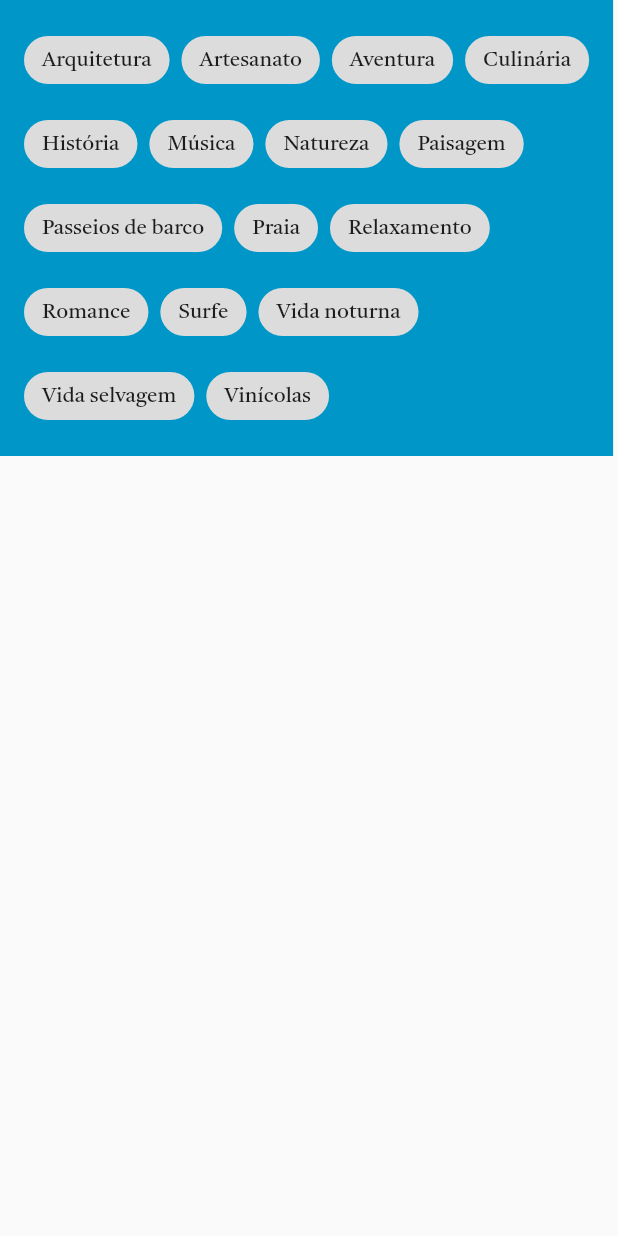
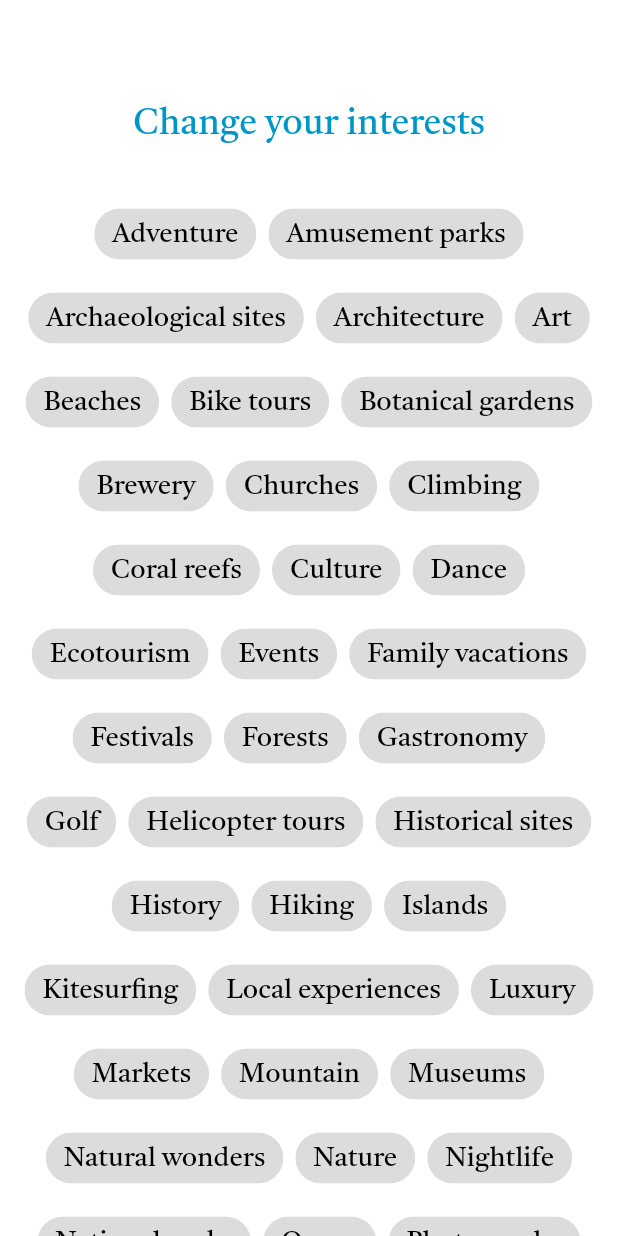
Before and after one commit to rogeralencar/PI3A-Smart-Tour, a Flutter app: the InterestsScreen screen opened directly, on a phone screen of 412 x 824 dp. Run offline on Flutter 3.47's test engine with Material 2 defaults, Android fonts, the phone set to English and light mode, and no system bars; our stand-ins replace flutter_modular, flutter_native_splash, localization; missing offline and left inert: gif.

Commit message:
adicionando a tela d interesses

```diff
--- a/lib/src/feature/home/view/page/interests_screen.dart
+++ b/lib/src/feature/home/view/page/interests_screen.dart
@@ -9,35 +9,97 @@ class InterestsScreen extends StatefulWidget {
 
 class InterestsScreenState extends State<InterestsScreen> {
   List<String> interests = [
-    'Arquitetura',
-    'Artesanato',
-    'Aventura',
-    'Culinária',
-    'História',
-    'Música',
-    'Natureza',
-    'Paisagem',
-    'Passeios de barco',
-    'Praia',
-    'Relaxamento',
+    'Adventure',
+    'Amusement parks',
+    'Archaeological sites',
+    'Architecture',
+    'Art',
+    'Beaches',
+    'Bike tours',
+    'Botanical gardens',
+    'Brewery',
+    'Churches',
+    'Climbing',
+    'Coral reefs',
+    'Culture',
+    'Dance',
+    'Ecotourism',
+    'Events',
+    'Family vacations',
+    'Festivals',
+    'Forests',
+    'Gastronomy',
+    'Golf',
+    'Helicopter tours',
+    'Historical sites',
+    'History',
+    'Hiking',
+    'Islands',
+    'Kitesurfing',
+    'Local experiences',
+    'Luxury',
+    'Markets',
+    'Mountain',
+    'Museums',
+    'Natural wonders',
+    'Nature',
+    'Nightlife',
+    'National parks',
+    'Ocean',
+    'Photography',
+    'Relaxation',
+    'Religious tourism',
+    'Resorts',
+    'River',
     'Romance',
-    'Surfe',
-    'Vida noturna',
-    'Vida selvagem',
-    'Vinícolas',
+    'Rural tourism',
+    'Ruins',
+    'Safaris',
+    'Sanctuaries',
+    'Shopping',
+    'Sightseeing tours',
+    'Skiing',
+    'Snowboarding',
+    'Spirituality',
+    'Spa',
+    'Surfing',
+    'Theater',
+    'Train tours',
+    'Villages',
+    'Volcanoes',
+    'Water parks',
+    'Wildlife',
+    'Wine tasting',
   ];
   List<String> selectedInterests = [];
+
+  bool get isButtonEnabled => selectedInterests.length >= 3;
 
   @override
   Widget build(BuildContext context) {
     return Scaffold(
       body: Container(
         decoration: const BoxDecoration(
-          color: Color(0xFF0096C7),
+          color: Colors.white,
         ),
-        child: Padding(
+        child: Column(
+          crossAxisAlignment: CrossAxisAlignment.center,
+          children: [
+            const SizedBox(height: 50),
+            const Padding(
+              padding: EdgeInsets.all(16.0),
+              child: Text(
+                'Change your interests',
+                style: TextStyle(fontSize: 24, color: Color(0xFF0096C7)),
+              ),
+            ),
+            Expanded(
+              child: ListView(
+                children: [
+                  Padding(
                     padding: const EdgeInsets.all(16.0),
                     child: Wrap(
+                      alignment: WrapAlignment.center,
                       spacing: 8.0,
                       runSpacing: 8.0,
                       children: List<Widget>.generate(
@@ -45,8 +107,17 @@ class InterestsScreenState extends State<InterestsScreen> {
                         (int index) {
                           final interest = interests[index];
                           return ChoiceChip(
-                  label: Text(interest),
                             selected: selectedInterests.contains(interest),
+                            label: Text(
+                              interest,
+                              style: TextStyle(
+                                fontSize: 18,
+                                color: selectedInterests.contains(interest)
+                                    ? Colors.white
+                                    : Colors.black,
+                              ),
+                            ),
+                            selectedColor: Colors.orange.shade700,
                             onSelected: (bool selected) {
                               setState(() {
                                 if (selected) {
@@ -61,6 +132,11 @@ class InterestsScreenState extends State<InterestsScreen> {
                       ).toList(),
                     ),
                   ),
+                ],
+              ),
+            ),
+          ],
+        ),
       ),
     );
   }
```
Lines whose indentation alone changed are shown as unchanged.
